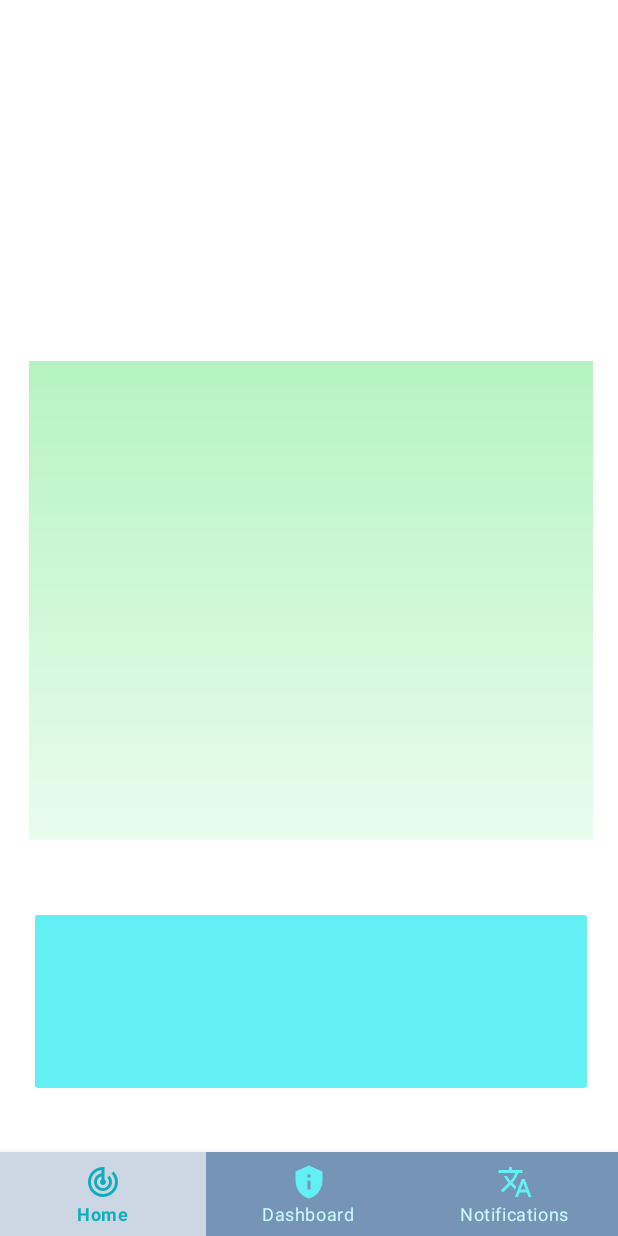
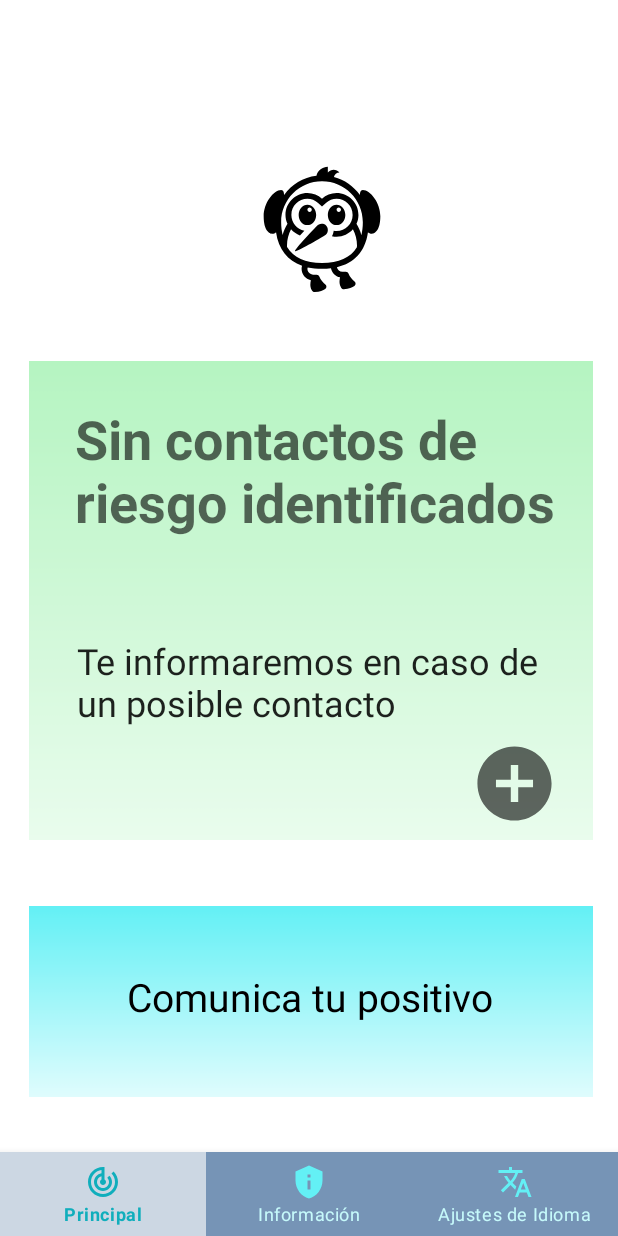
Before and after one commit to Aga-Gava/AgavaCOVID, an Android app: the screen it shows after launch (MainActivity), on a phone screen of 412 x 824 dp. Run offline under Robolectric (Android 15) with nearby library versions, the phone set to English and light mode, and no system bars; our stand-ins replace navigation-ui.

Commit message:
Pantalla principal casi acabada. Pantalla información comenzada

```diff
--- a/app/src/main/java/com/example/agavacovid/ui/dashboard/DashboardFragment.java
+++ b/app/src/main/java/com/example/agavacovid/ui/dashboard/DashboardFragment.java
@@ -23,11 +23,11 @@ public class DashboardFragment extends Fragment {
         dashboardViewModel =
                 new ViewModelProvider(this).get(DashboardViewModel.class);
         View root = inflater.inflate(R.layout.fragment_dashboard, container, false);
-        final TextView textView = root.findViewById(R.id.text_dashboard);
+
         dashboardViewModel.getText().observe(getViewLifecycleOwner(), new Observer<String>() {
             @Override
             public void onChanged(@Nullable String s) {
-                textView.setText(s);
+
             }
         });
         return root;
--- /dev/null
+++ b/app/src/main/res/drawable/ic_baseline_add_circle_24.xml
@@ -0,0 +1,10 @@
+<vector xmlns:android="http://schemas.android.com/apk/res/android"
+    android:width="24dp"
+    android:height="24dp"
+    android:viewportWidth="24"
+    android:viewportHeight="24"
+    android:tint="?attr/colorControlNormal">
+  <path
+      android:fillColor="@android:color/white"
+      android:pathData="M12,2C6.48,2 2,6.48 2,12s4.48,10 10,10 10,-4.48 10,-10S17.52,2 12,2zM17,13h-4v4h-2v-4L7,13v-2h4L11,7h2v4h4v2z"/>
+</vector>
--- a/app/src/main/res/layout/fragment_home.xml
+++ b/app/src/main/res/layout/fragment_home.xml
@@ -23,7 +23,7 @@
         android:id="@+id/button3"
         android:layout_width="376dp"
         android:layout_height="127dp"
-        android:backgroundTint="@color/ColorPrincipal"
+        android:background="@drawable/enviar"
         app:layout_constraintBottom_toBottomOf="parent"
         app:layout_constraintEnd_toEndOf="parent"
         app:layout_constraintHorizontal_bias="0.542"
@@ -31,4 +31,71 @@
         app:layout_constraintTop_toTopOf="parent"
         app:layout_constraintVertical_bias="0.855" />
 
+    <TextView
+        android:id="@+id/textView"
+        android:layout_width="362dp"
+        android:layout_height="137dp"
+        android:elegantTextHeight="false"
+        android:text="Sin contactos de riesgo identificados"
+        android:textAppearance="@style/TextAppearance.AppCompat.Display1"
+        android:textSize="36sp"
+        android:textStyle="bold"
+        app:layout_constraintBottom_toBottomOf="parent"
+        app:layout_constraintEnd_toEndOf="parent"
+        app:layout_constraintHorizontal_bias="1.0"
+        app:layout_constraintStart_toStartOf="parent"
+        app:layout_constraintTop_toTopOf="parent"
+        app:layout_constraintVertical_bias="0.336" />
+
+    <TextView
+        android:id="@+id/textView2"
+        android:layout_width="309dp"
+        android:layout_height="126dp"
+        android:text="Te informaremos en caso de un posible contacto"
+        android:textAppearance="@style/TextAppearance.AppCompat.Large"
+        android:textSize="24sp"
+        app:layout_constraintBottom_toBottomOf="parent"
+        app:layout_constraintEnd_toEndOf="parent"
+        app:layout_constraintStart_toStartOf="parent"
+        app:layout_constraintTop_toTopOf="parent"
+        app:layout_constraintVertical_bias="0.573" />
+
+    <TextView
+        android:id="@+id/textView3"
+        android:layout_width="298dp"
+        android:layout_height="48dp"
+        android:text="Comunica tu positivo"
+        android:textAlignment="center"
+        android:textColor="@color/black"
+        android:textSize="26sp"
+        app:layout_constraintBottom_toBottomOf="parent"
+        app:layout_constraintEnd_toEndOf="parent"
+        app:layout_constraintStart_toStartOf="parent"
+        app:layout_constraintTop_toTopOf="parent"
+        app:layout_constraintVertical_bias="0.82" />
+
+    <ImageView
+        android:id="@+id/imageView"
+        android:layout_width="164dp"
+        android:layout_height="93dp"
+        android:src="@drawable/ic_flutter_dash_24px"
+        app:layout_constraintBottom_toBottomOf="parent"
+        app:layout_constraintEnd_toEndOf="parent"
+        app:layout_constraintHorizontal_bias="0.534"
+        app:layout_constraintStart_toStartOf="parent"
+        app:layout_constraintTop_toTopOf="parent"
+        app:layout_constraintVertical_bias="0.073" />
+
+    <ImageView
+        android:id="@+id/imageView2"
+        android:layout_width="63dp"
+        android:layout_height="59dp"
+        android:src="@drawable/ic_baseline_add_circle_24"
+        app:layout_constraintBottom_toBottomOf="parent"
+        app:layout_constraintEnd_toEndOf="parent"
+        app:layout_constraintHorizontal_bias="0.893"
+        app:layout_constraintStart_toStartOf="parent"
+        app:layout_constraintTop_toTopOf="parent"
+        app:layout_constraintVertical_bias="0.616" />
+
 </androidx.constraintlayout.widget.ConstraintLayout>
--- a/app/src/main/res/menu/bottom_nav_menu.xml
+++ b/app/src/main/res/menu/bottom_nav_menu.xml
@@ -8,17 +8,17 @@
         <item
             android:id="@+id/navigation_home"
             android:icon="@drawable/ic_baseline_track_changes_24"
-            android:title="@string/title_home" />
+            android:title="@string/title_principal" />
 
         <item
             android:id="@+id/navigation_dashboard"
             android:icon="@drawable/ic_baseline_privacy_tip_24"
-            android:title="@string/title_dashboard" />
+            android:title="@string/title_info" />
 
         <item
             android:id="@+id/navigation_notifications"
             android:icon="@drawable/ic_baseline_translate_24"
-            android:title="@string/title_notifications" />
+            android:title="@string/title_ajustes" />
     </group>
 
 </menu>
--- a/app/src/main/res/navigation/mobile_navigation.xml
+++ b/app/src/main/res/navigation/mobile_navigation.xml
@@ -8,18 +8,18 @@
     <fragment
         android:id="@+id/navigation_home"
         android:name="com.example.agavacovid.ui.home.HomeFragment"
-        android:label="@string/title_home"
+        android:label="@string/title_principal"
         tools:layout="@layout/fragment_home" />
 
     <fragment
         android:id="@+id/navigation_dashboard"
         android:name="com.example.agavacovid.ui.dashboard.DashboardFragment"
-        android:label="@string/title_dashboard"
+        android:label="@string/title_info"
         tools:layout="@layout/fragment_dashboard" />
 
     <fragment
         android:id="@+id/navigation_notifications"
         android:name="com.example.agavacovid.ui.notifications.NotificationsFragment"
-        android:label="@string/title_notifications"
+        android:label="@string/title_ajustes"
         tools:layout="@layout/fragment_notifications" />
 </navigation>
--- a/app/src/main/res/values/strings.xml
+++ b/app/src/main/res/values/strings.xml
@@ -1,8 +1,8 @@
 <resources>
-    <string name="app_name">MISSVAAAANJIE</string>
-    <string name="title_home">Home</string>
-    <string name="title_dashboard">Dashboard</string>
-    <string name="title_notifications">Notifications</string>
+    <string name="app_name">Agava COVID</string>
+    <string name="title_principal">Principal</string>
+    <string name="title_info">Información</string>
+    <string name="title_ajustes">Ajustes de Idioma</string>
     <string name="button_send">Enviar diagnóstico</string>
     <string name="button_info_bajo">Riesgo bajo</string>
     <string name="button_info_medio">Riesgo medio</string>
```
Also changed, not shown: app/src/main/res/layout/fragment_dashboard.xml (+32 -15 lines), app/src/main/res/drawable/enviar.png (added).
